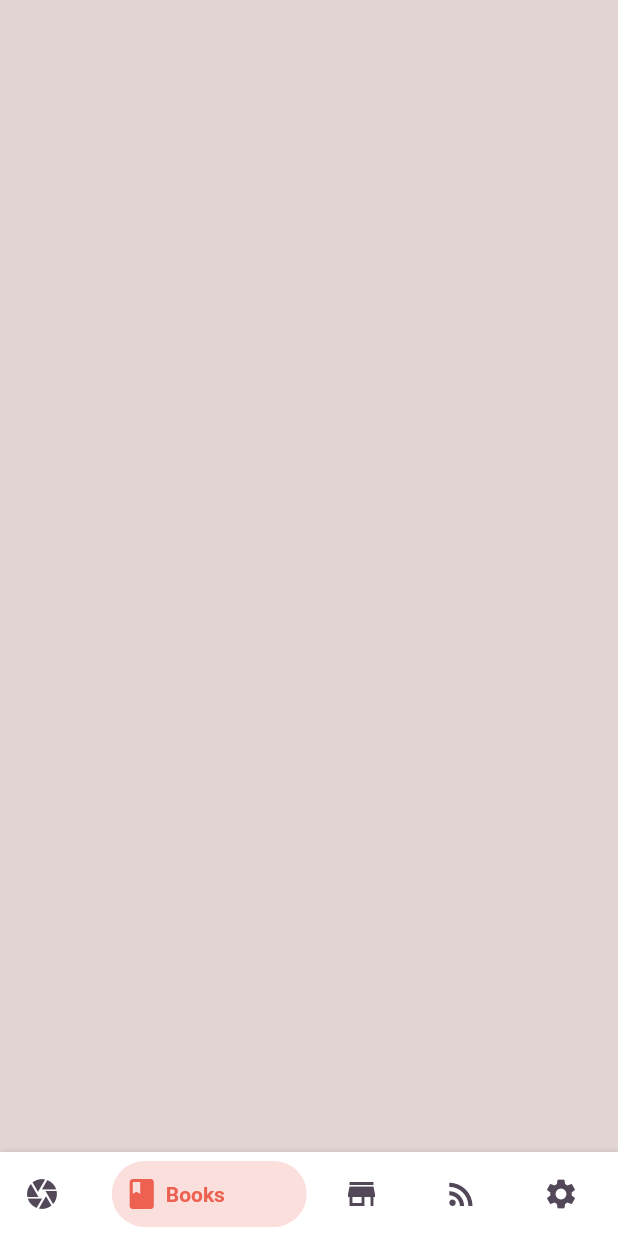
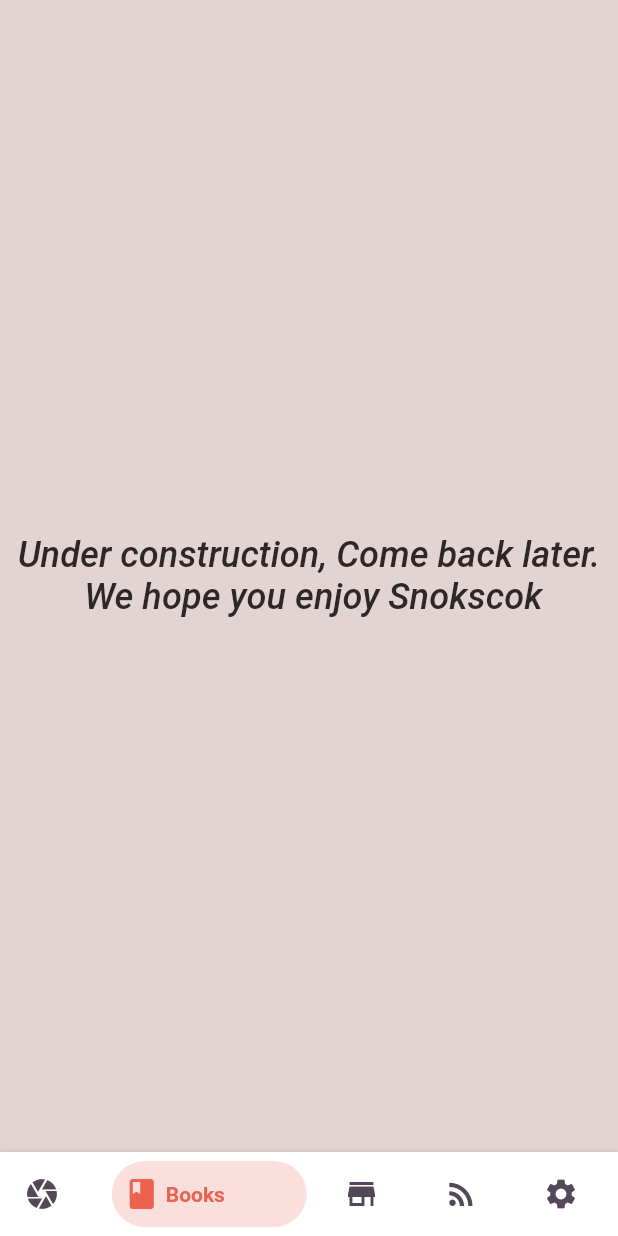
Before and after one commit to titusjoyson/snokscok, a Flutter app: the screen it shows after launch, swiped to page 2, on a phone screen of 412 x 824 dp. Run offline on Flutter 3.47's test engine with Material 2 defaults, Android fonts, the phone set to English and light mode, and no system bars; drawn by our look-alikes of bottom_navy_bar; our stand-ins replace camera, carousel_slider, flutter_spinkit, flutter_svg, percent_indicator; missing offline and left inert: tflite; project files that could hold a hidden picture were left out.

Commit message:
UI tweeks

```diff
--- a/lib/components/background/lightBackground.dart
+++ b/lib/components/background/lightBackground.dart
@@ -34,7 +34,8 @@ class LightBackground extends StatelessWidget {
 
   @override
   Widget build(BuildContext context) {
-    return Container(
+    return SafeArea(
+      child: Container(
         decoration: BoxDecoration(
           gradient: BackgroundStyles.lgSilk,
         ),
@@ -44,6 +45,7 @@ class LightBackground extends StatelessWidget {
           body: Center(child: child),
           bottomNavigationBar: bottomNavigationBar,
         ),
+      ),
     );
   }
 }
--- a/lib/components/sliders.dart
+++ b/lib/components/sliders.dart
@@ -23,7 +23,7 @@ class HorizontalList extends StatelessWidget {
       return null;
     } else {
       return Container(
-        margin: EdgeInsets.fromLTRB(12, 20, 5, 0),
+        margin: EdgeInsets.fromLTRB(12, 0, 5, 20),
         height: 40,
         child: Row(
           mainAxisAlignment: MainAxisAlignment.spaceBetween,
--- a/lib/components/text.dart
+++ b/lib/components/text.dart
@@ -3,13 +3,24 @@ import 'package:snokscok/themes/const.dart';
 
 class Header extends StatelessWidget {
   final String title;
-  Header(this.title);
+  final TextStyle style;
+  final TextAlign textAlign;
+  Header(this.title, {this.style, this.textAlign});
+
+  TextStyle getStyle() {
+    if (this.style != null) {
+      return TextStyles.header.merge(this.style);
+    } else {
+      return TextStyles.header;
+    }
+  }
 
   @override
   Widget build(BuildContext context) {
     return Text(
       this.title,
-      style: TextStyles.header,
+      style: getStyle(),
+      textAlign: this.textAlign,
     );
   }
 }
--- /dev/null
+++ b/lib/screens/commingSoon/soon.dart
@@ -0,0 +1,27 @@
+import 'package:flutter/material.dart';
+import 'package:snokscok/components/background/lightBackground.dart';
+import 'package:snokscok/components/text.dart';
+
+class CommingSoon extends StatelessWidget {
+  @override
+  Widget build(BuildContext context) {
+    return Container(
+      child: Container(
+        padding: EdgeInsets.all(10),
+        child: Column(
+          crossAxisAlignment: CrossAxisAlignment.center,
+          mainAxisAlignment: MainAxisAlignment.center,
+          children: [
+            Center(
+              child: Header(
+                "Under construction, Come back later.\n We hope you enjoy Snokscok",
+                style: TextStyle(fontStyle: FontStyle.italic),
+                textAlign: TextAlign.center,
+              ),
+            ),
+          ],
+        ),
+      ),
+    );
+  }
+}
--- a/lib/screens/home/home.dart
+++ b/lib/screens/home/home.dart
@@ -3,6 +3,7 @@ import 'package:flutter/material.dart';
 import 'package:snokscok/components/background/lightBackground.dart';
 import 'package:snokscok/themes/const.dart';
 import 'package:snokscok/screens/recentClicks/recent.dart';
+import 'package:snokscok/screens/commingSoon/soon.dart';
 
 class PageContainer extends StatelessWidget {
   PageContainer({this.child});
@@ -27,13 +28,13 @@ class HomePage extends StatefulWidget {
 }
 
 class _HomePageState extends State<HomePage> {
-  int _currentIndex = 0;
+  int _currentIndex = 1;
   PageController _pageController;
 
   @override
   void initState() {
     super.initState();
-    _pageController = PageController();
+    _pageController = PageController(initialPage: _currentIndex);
   }
 
   @override
@@ -49,15 +50,19 @@ class _HomePageState extends State<HomePage> {
             child: RecentPage(),
           ),
           Container(
+            child: CommingSoon(),
             color: Pallet.silk,
           ),
           Container(
+            child: CommingSoon(),
             color: Pallet.silk,
           ),
           Container(
+            child: CommingSoon(),
             color: Pallet.silk,
           ),
           Container(
+            child: CommingSoon(),
             color: Pallet.silk,
           ),
         ],
```
Lines whose indentation alone changed are shown as unchanged.
